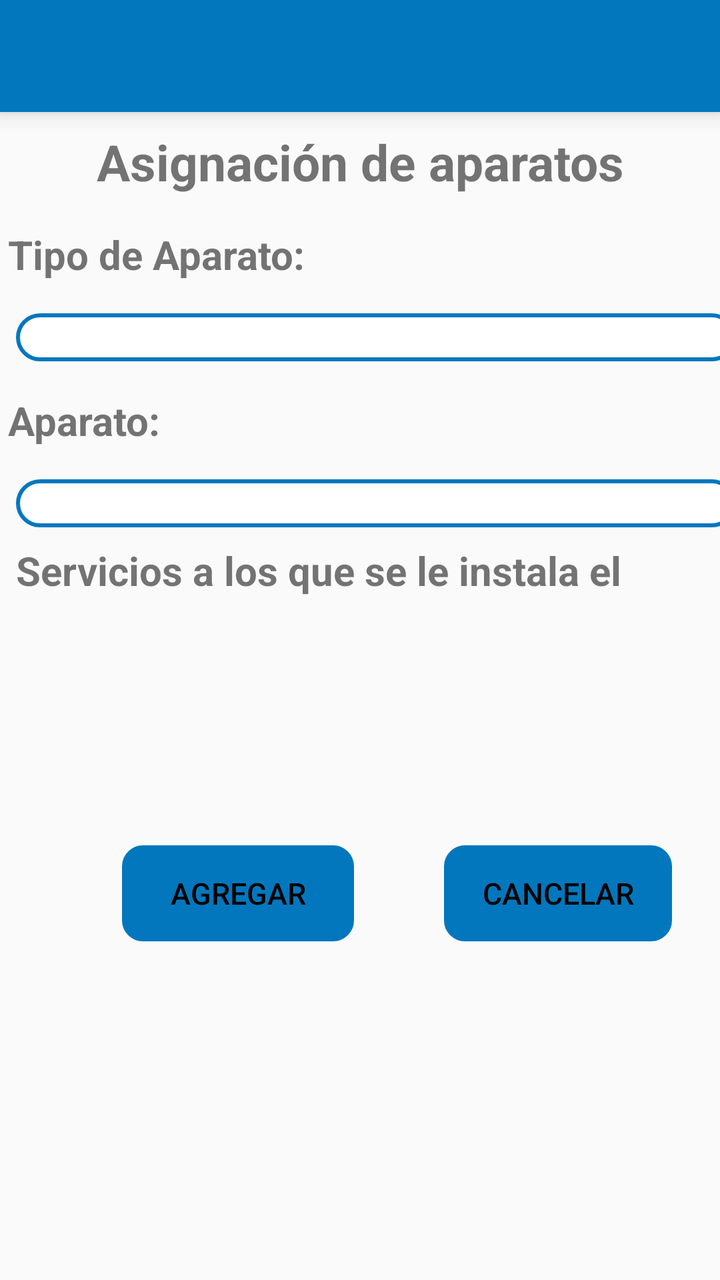
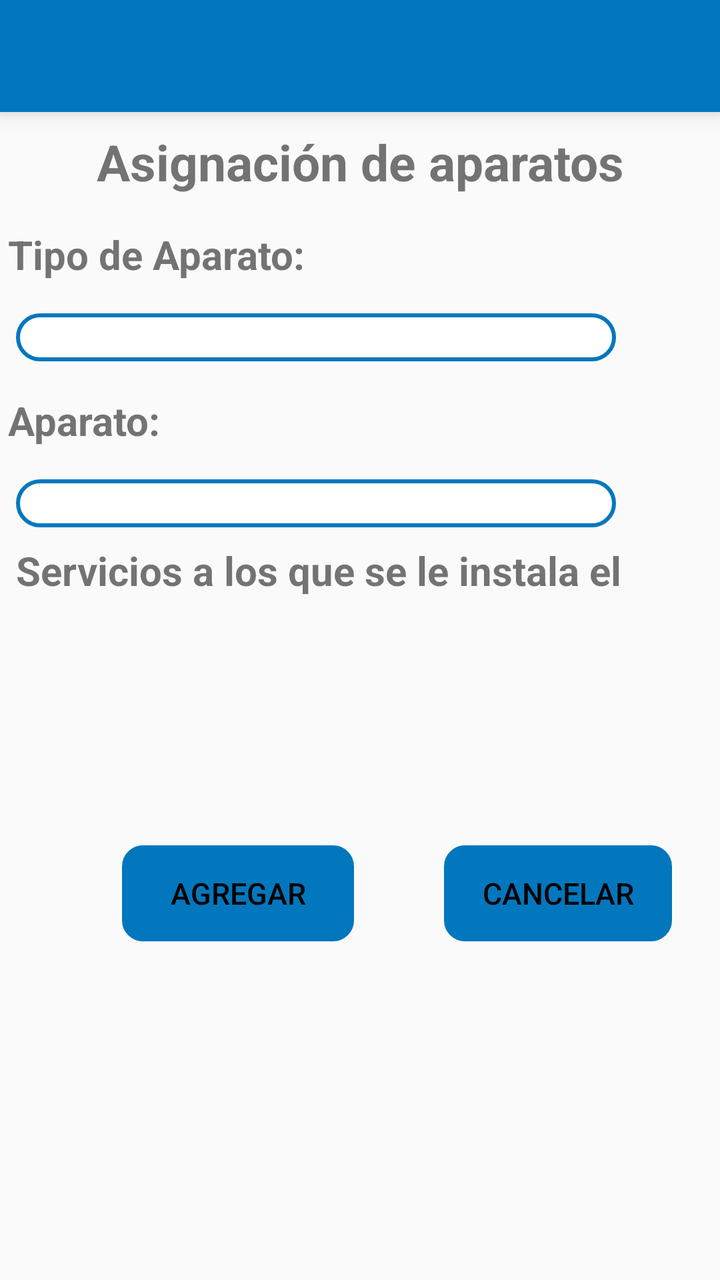

Compare the two renders of this Android layout. The source of the first and the diff that turns it into the second are given below.
<!-- AndroidManifest.xml: application theme AppTheme -->
<!-- res/layout/activity_asignar_aparato.xml -->
<?xml version="1.0" encoding="utf-8"?>
<ScrollView android:id="@+id/scrollView2"
    android:layout_width="match_parent"
    android:layout_height="match_parent"
    android:layout_alignParentStart="true"
    android:verticalScrollbarPosition="defaultPosition"
    android:visibility="visible"
    tools:layout_editor_absoluteX="0dp"
    tools:layout_editor_absoluteY="0dp"
    xmlns:tools="http://schemas.android.com/tools"
    xmlns:android="http://schemas.android.com/apk/res/android"
    xmlns:app="http://schemas.android.com/apk/res-auto">

    <android.support.constraint.ConstraintLayout
        android:layout_width="match_parent"
        android:layout_height="match_parent">


        <android.support.constraint.ConstraintLayout
            android:id="@+id/constraintLayout2"
            android:layout_width="match_parent"
            android:layout_height="match_parent">

            <include
                android:id="@+id/include2"
                layout="@layout/toolbar"></include>

            <TextView
                android:id="@+id/textView7"
                android:layout_width="wrap_content"
                android:layout_height="wrap_content"
                android:layout_centerHorizontal="true"
                android:layout_marginTop="8dp"
                android:text="@string/asignacion_Aparatos"
                android:textSize="@dimen/titulos"
                android:textStyle="bold"
                app:layout_constraintEnd_toEndOf="parent"
                app:layout_constraintStart_toStartOf="parent"
                app:layout_constraintTop_toBottomOf="@+id/include2" />
            
            <TextView
                android:id="@+id/textView8"
                android:layout_width="wrap_content"
                android:layout_height="wrap_content"
                android:layout_marginStart="4dp"
                android:layout_marginTop="16dp"
                android:text="@string/tipo_de_AparatoDos"
                android:textSize="@dimen/grande"
                android:textStyle="bold"
                app:layout_constraintStart_toStartOf="parent"
                app:layout_constraintTop_toBottomOf="@+id/textView7" />

            <Spinner
                android:id="@+id/tipo_aparato"
                android:layout_width="360dp"
                android:layout_height="@dimen/spinnerA"
                android:layout_marginStart="8dp"
                android:layout_marginTop="16dp"
                android:background="@drawable/disenio_spinner"
                app:layout_constraintStart_toStartOf="parent"
                app:layout_constraintTop_toBottomOf="@+id/textView8" />

            <TextView
                android:id="@+id/textView18"
                android:layout_width="wrap_content"
                android:layout_height="wrap_content"
                android:layout_marginStart="4dp"
                android:layout_marginTop="16dp"
                android:text="@string/aparatoDos"
                android:textSize="@dimen/grande"
                android:textStyle="bold"
                app:layout_constraintStart_toStartOf="parent"
                app:layout_constraintTop_toBottomOf="@+id/tipo_aparato" />

            <Spinner
                android:id="@+id/aparatoDisponible"
                android:layout_width="360dp"
                android:layout_height="@dimen/spinnerA"
                android:layout_marginStart="8dp"
                android:layout_marginTop="16dp"
                android:background="@drawable/disenio_spinner"
                app:layout_constraintStart_toStartOf="parent"
                app:layout_constraintTop_toBottomOf="@+id/textView18" />

            <android.support.constraint.ConstraintLayout
                android:id="@+id/MACWAMConstraint"
                android:layout_width="match_parent"
                android:layout_height="83dp"
                android:layout_marginTop="8dp"
                android:visibility="gone"
                app:layout_constraintTop_toBottomOf="@+id/aparatoDisponible"
                tools:layout_editor_absoluteX="0dp">

                <TextView
                    android:id="@+id/textView19"
                    android:layout_width="wrap_content"
                    android:layout_height="wrap_content"
                    android:layout_marginStart="4dp"
                    android:layout_marginTop="16dp"
                    android:text="MACWAN"
                    android:textSize="@dimen/grande"
                    android:textStyle="bold"
                    app:layout_constraintStart_toStartOf="parent"
                    app:layout_constraintTop_toTopOf="parent" />

                <EditText
                    android:id="@+id/MacWam"
                    android:layout_width="360dp"
                    android:layout_height="@dimen/spinnerA"
                    android:layout_marginStart="8dp"
                    android:layout_marginTop="8dp"
                    android:background="@drawable/disenio_spinner"
                    android:maxLength="12"
                    app:layout_constraintStart_toStartOf="parent"
                    app:layout_constraintTop_toBottomOf="@+id/textView19" />
            </android.support.constraint.ConstraintLayout>

            <TextView
                android:id="@+id/textView24"
                android:layout_width="wrap_content"
                android:layout_height="27dp"
                android:layout_marginStart="8dp"
                android:layout_marginTop="8dp"
                android:text="@string/servicios_a_los_que"
                android:textSize="@dimen/grande"
                android:textStyle="bold"
                app:layout_constraintStart_toStartOf="parent"
                app:layout_constraintTop_toBottomOf="@+id/MACWAMConstraint" />

            <android.support.constraint.ConstraintLayout
                android:id="@+id/sss"
                android:layout_width="match_parent"
                android:layout_height="100dp"
                android:layout_marginTop="16dp"
                app:layout_constraintTop_toBottomOf="@+id/textView24"
                tools:layout_editor_absoluteX="0dp">

                <ListView
                    android:id="@+id/Servicios123"
                    android:layout_width="match_parent"
                    android:layout_height="100dp"
                    android:layout_marginTop="8dp"
                    app:layout_constraintTop_toTopOf="parent"></ListView>
            </android.support.constraint.ConstraintLayout>
        </android.support.constraint.ConstraintLayout>


        <Button
            android:id="@+id/agregarAsignacionAparato"
            android:layout_width="116dp"
            android:layout_height="wrap_content"
            android:layout_alignParentBottom="true"
            android:layout_marginStart="24dp"
            android:layout_marginTop="8dp"
            android:layout_marginEnd="8dp"
            android:layout_marginBottom="8dp"
            android:background="@drawable/boton"
            android:backgroundTint="@color/colorPrimary"
            android:text="@string/agregar"
            android:textColor="#000"
            android:textSize="@dimen/mediano"
            app:layout_constraintBottom_toBottomOf="parent"
            app:layout_constraintEnd_toStartOf="@+id/cancelarAsignacionAparato"
            app:layout_constraintHorizontal_bias="0.5"
            app:layout_constraintStart_toStartOf="parent"
            app:layout_constraintTop_toBottomOf="@+id/constraintLayout2" />

        <Button
            android:id="@+id/cancelarAsignacionAparato"
            android:layout_width="114dp"
            android:layout_height="wrap_content"
            android:layout_alignParentBottom="true"
            android:layout_marginTop="8dp"
            android:layout_marginEnd="24dp"
            android:layout_marginBottom="8dp"
            android:background="@drawable/boton"
            android:backgroundTint="@color/colorPrimary"
            android:text="@string/cancelar"
            android:textColor="#000"
            android:textSize="@dimen/mediano"
            app:layout_constraintBottom_toBottomOf="parent"
            app:layout_constraintEnd_toEndOf="parent"
            app:layout_constraintTop_toBottomOf="@+id/constraintLayout2" />
    </android.support.constraint.ConstraintLayout>
</ScrollView>
<!-- res/layout/toolbar.xml (included above) -->
<?xml version="1.0" encoding="utf-8"?>
<android.support.v7.widget.Toolbar xmlns:android="http://schemas.android.com/apk/res/android"
    android:layout_width="match_parent"
    android:layout_height="?attr/actionBarSize"
    xmlns:app="http://schemas.android.com/apk/res-auto"
    android:background="@color/colorPrimary"
    android:elevation="6dp"
    android:theme="@style/ThemeOverlay.AppCompat.Dark.ActionBar"
    app:popupTheme="@style/ThemeOverlay.AppCompat.Light"/>
<!-- resources referenced by this layout -->
<resources>
  <color name="colorPrimary">#0277BD</color>
  <dimen name="grande">20dp</dimen>
  <dimen name="mediano">15dp</dimen>
  <dimen name="spinnerA">24dp</dimen>
  <dimen name="titulos">25dp</dimen>
  <!-- drawable boton (drawable) -->
  <?xml version="1.0" encoding="utf-8"?>
      <shape xmlns:android="http://schemas.android.com/apk/res/android" android:shape="rectangle">
          <stroke  android:width="1dp"/>
          <corners android:radius="10dp"/>
  
  
      </shape>
  <!-- drawable disenio_spinner (drawable) -->
  <?xml version="1.0" encoding="utf-8"?>
  <selector xmlns:android="http://schemas.android.com/apk/res/android">
          <item>
              <shape>
                  <solid
                      android:color="@color/fondoBlanco">
                  </solid>
  
                  <corners android:radius="15dp" />
  
                  <padding
                      android:bottom="1dp"
                      android:left="2dp"
                      android:right="10dp"
                      android:top="1dp" />
                  <stroke
                      android:width="2dp"
                      android:color="@color/colorPrimary"/>
              </shape>
          </item>
  </selector>
  <string name="agregar">Agregar</string>
  <string name="aparatoDos">Aparato:</string>
  <string name="asignacion_Aparatos">Asignación de aparatos</string>
  <string name="cancelar">Cancelar</string>
  <string name="servicios_a_los_que">Servicios a los que se le instala el aparato:</string>
  <string name="tipo_de_AparatoDos">Tipo de Aparato:</string>
  <style name="AppTheme" parent="Theme.AppCompat.Light.DarkActionBar">
          
          <item name="colorPrimary">@color/colorPrimary</item>
          <item name="colorPrimaryDark">@color/colorPrimaryDark</item>
          <item name="colorAccent">@color/colorAccent</item>
          <item name="android:colorForeground">@android:color/background_dark</item>
      </style>
  <color name="fondoBlanco">#fff</color>
  <color name="colorPrimaryDark">#004C8C</color>
  <color name="colorAccent">#0000FF</color>
</resources>

<!-- the commit's change to res/layout/activity_asignar_aparato.xml (unified diff, before → after) -->
@@ -22,7 +22,7 @@
             android:layout_height="match_parent">
 
             <include
-                android:id="@+id/include2"
+                android:id="@+id/includeAsignarAparatos"
                 layout="@layout/toolbar"></include>
 
             <TextView
@@ -36,7 +36,7 @@
                 android:textStyle="bold"
                 app:layout_constraintEnd_toEndOf="parent"
                 app:layout_constraintStart_toStartOf="parent"
-                app:layout_constraintTop_toBottomOf="@+id/include2" />
+                app:layout_constraintTop_toBottomOf="@+id/includeAsignarAparatos" />
             
             <TextView
                 android:id="@+id/textView8"
@@ -52,7 +52,7 @@
 
             <Spinner
                 android:id="@+id/tipo_aparato"
-                android:layout_width="360dp"
+                android:layout_width="300dp"
                 android:layout_height="@dimen/spinnerA"
                 android:layout_marginStart="8dp"
                 android:layout_marginTop="16dp"
@@ -74,7 +74,7 @@
 
             <Spinner
                 android:id="@+id/aparatoDisponible"
-                android:layout_width="360dp"
+                android:layout_width="300dp"
                 android:layout_height="@dimen/spinnerA"
                 android:layout_marginStart="8dp"
                 android:layout_marginTop="16dp"
